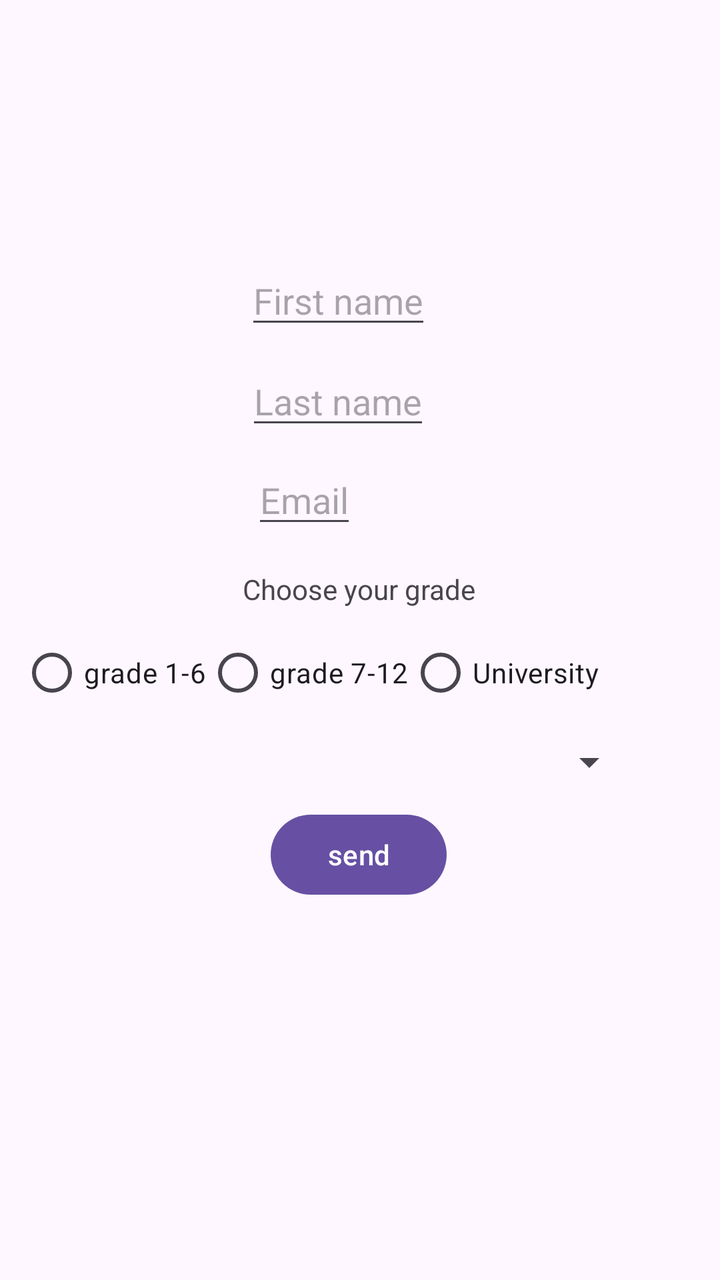
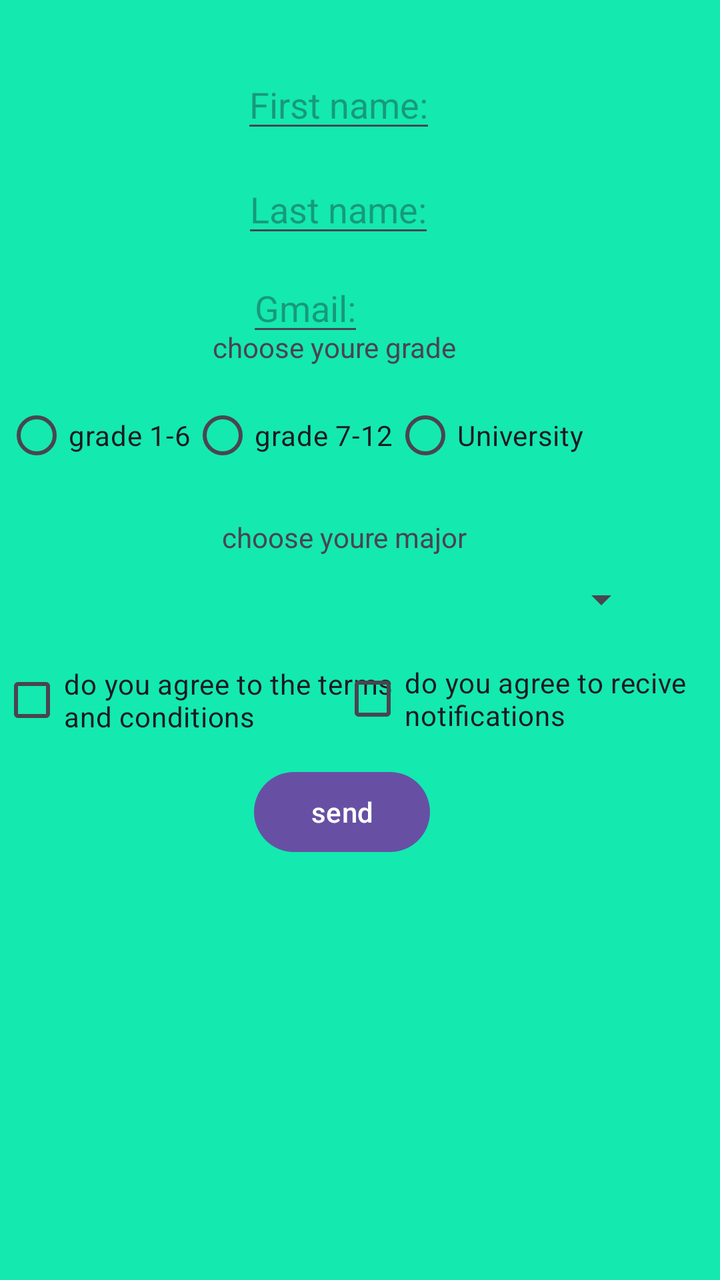

Screens rendered from an Android XML layout before and after an edit, with the pre-edit source and the edit as a unified diff.
<!-- AndroidManifest.xml: application theme Theme.MyApplication -->
<!-- res/layout/activity_main.xml -->
<?xml version="1.0" encoding="utf-8"?>
<androidx.constraintlayout.widget.ConstraintLayout xmlns:android="http://schemas.android.com/apk/res/android"
    xmlns:app="http://schemas.android.com/apk/res-auto"
    xmlns:tools="http://schemas.android.com/tools"
    android:id="@+id/main"
    android:layout_width="match_parent"
    android:layout_height="match_parent"
    tools:context=".MainActivity">


    <Button
        android:id="@+id/buttonRegister"
        android:layout_width="wrap_content"
        android:layout_height="wrap_content"
        android:layout_marginBottom="108dp"
        android:text="send"
        app:layout_constraintBottom_toBottomOf="parent"
        app:layout_constraintEnd_toEndOf="parent"
        app:layout_constraintHorizontal_bias="0.498"
        app:layout_constraintStart_toStartOf="parent"
        app:layout_constraintTop_toTopOf="parent"
        app:layout_constraintVertical_bias="0.833" />

    <EditText
        android:id="@+id/firstName"
        android:layout_width="wrap_content"
        android:layout_height="wrap_content"
        android:layout_marginTop="128dp"
        android:hint="First name"
        app:layout_constraintBottom_toTopOf="@+id/buttonRegister"
        app:layout_constraintEnd_toEndOf="parent"
        app:layout_constraintHorizontal_bias="0.46"
        app:layout_constraintStart_toStartOf="parent"
        app:layout_constraintTop_toTopOf="parent"
        app:layout_constraintVertical_bias="0.0" />

    <EditText
        android:id="@+id/lastName"
        android:layout_width="wrap_content"
        android:layout_height="wrap_content"
        android:hint="Last name"
        app:layout_constraintBottom_toBottomOf="parent"
        app:layout_constraintEnd_toEndOf="parent"
        app:layout_constraintHorizontal_bias="0.459"
        app:layout_constraintStart_toStartOf="parent"
        app:layout_constraintTop_toBottomOf="@+id/firstName"
        app:layout_constraintVertical_bias="0.021" />

    <EditText
        android:id="@+id/email"
        android:layout_width="wrap_content"
        android:layout_height="wrap_content"
        android:layout_marginTop="8dp"
        android:hint="Email"
        app:layout_constraintEnd_toEndOf="parent"
        app:layout_constraintHorizontal_bias="0.409"
        app:layout_constraintStart_toStartOf="parent"
        app:layout_constraintTop_toBottomOf="@+id/lastName" />

    <TextView
        android:id="@+id/studentCard"
        android:layout_width="wrap_content"
        android:layout_height="wrap_content"
        android:layout_marginBottom="124dp"
        android:text="TextView"
        android:visibility="gone"
        app:layout_constraintBottom_toBottomOf="parent"
        app:layout_constraintEnd_toEndOf="parent"
        app:layout_constraintStart_toStartOf="parent"
        app:layout_constraintTop_toBottomOf="@+id/buttonRegister" />


    <RadioGroup
        android:id="@+id/radioGroup"
        android:layout_width="339dp"
        android:layout_height="48dp"
        android:orientation="horizontal"
        app:layout_constraintBottom_toTopOf="@+id/buttonRegister"
        app:layout_constraintEnd_toEndOf="@id/buttonRegister"
        app:layout_constraintStart_toStartOf="@id/buttonRegister"
        app:layout_constraintTop_toBottomOf="@+id/email">

        <RadioButton
            android:id="@+id/radioButton3"
            android:layout_width="wrap_content"
            android:layout_height="wrap_content"
            android:text="grade 1-6" />

        <RadioButton
            android:id="@+id/radioButton2"
            android:layout_width="wrap_content"
            android:layout_height="wrap_content"
            android:text="grade 7-12" />

        <RadioButton
            android:id="@+id/radioButton"
            android:layout_width="wrap_content"
            android:layout_height="wrap_content"
            android:text="University" />
    </RadioGroup>

    <TextView
        android:id="@+id/ChooseGrade"
        android:layout_width="wrap_content"
        android:layout_height="wrap_content"
        android:text="Choose your grade"
        app:layout_constraintBottom_toBottomOf="parent"
        app:layout_constraintEnd_toEndOf="parent"
        app:layout_constraintHorizontal_bias="0.498"
        app:layout_constraintStart_toStartOf="parent"
        app:layout_constraintTop_toTopOf="parent"
        app:layout_constraintVertical_bias="0.459" />

    <Spinner
        android:id="@+id/spinner"
        android:layout_width="289dp"
        android:layout_height="27dp"
        app:layout_constraintBottom_toBottomOf="parent"
        app:layout_constraintEnd_toEndOf="parent"
        app:layout_constraintHorizontal_bias="0.418"
        app:layout_constraintStart_toStartOf="parent"
        app:layout_constraintTop_toTopOf="parent"
        app:layout_constraintVertical_bias="0.6" />

</androidx.constraintlayout.widget.ConstraintLayout>
<!-- resources referenced by this layout -->
<resources>
  <style name="Theme.MyApplication" parent="Base.Theme.MyApplication" />
  <style name="Base.Theme.MyApplication" parent="Theme.Material3.DayNight.NoActionBar">
          
          
      </style>
</resources>

<!-- the commit's change to res/layout/activity_main.xml (unified diff, before → after) -->
@@ -5,6 +5,7 @@
     android:id="@+id/main"
     android:layout_width="match_parent"
     android:layout_height="match_parent"
+    android:background="#14E9B0"
     tools:context=".MainActivity">
 
 
@@ -13,20 +14,20 @@
         android:layout_width="wrap_content"
         android:layout_height="wrap_content"
         android:layout_marginBottom="108dp"
-        android:text="send"
+        android:text="@string/send"
         app:layout_constraintBottom_toBottomOf="parent"
         app:layout_constraintEnd_toEndOf="parent"
-        app:layout_constraintHorizontal_bias="0.498"
+        app:layout_constraintHorizontal_bias="0.467"
         app:layout_constraintStart_toStartOf="parent"
         app:layout_constraintTop_toTopOf="parent"
-        app:layout_constraintVertical_bias="0.833" />
+        app:layout_constraintVertical_bias="0.789" />
 
     <EditText
         android:id="@+id/firstName"
         android:layout_width="wrap_content"
         android:layout_height="wrap_content"
-        android:layout_marginTop="128dp"
-        android:hint="First name"
+        android:layout_marginTop="30dp"
+        android:hint="@string/first_name"
         app:layout_constraintBottom_toTopOf="@+id/buttonRegister"
         app:layout_constraintEnd_toEndOf="parent"
         app:layout_constraintHorizontal_bias="0.46"
@@ -38,7 +39,7 @@
         android:id="@+id/lastName"
         android:layout_width="wrap_content"
         android:layout_height="wrap_content"
-        android:hint="Last name"
+        android:hint="@string/last_name"
         app:layout_constraintBottom_toBottomOf="parent"
         app:layout_constraintEnd_toEndOf="parent"
         app:layout_constraintHorizontal_bias="0.459"
@@ -51,7 +52,7 @@
         android:layout_width="wrap_content"
         android:layout_height="wrap_content"
         android:layout_marginTop="8dp"
-        android:hint="Email"
+        android:hint="@string/gmail"
         app:layout_constraintEnd_toEndOf="parent"
         app:layout_constraintHorizontal_bias="0.409"
         app:layout_constraintStart_toStartOf="parent"
@@ -77,39 +78,41 @@
         android:orientation="horizontal"
         app:layout_constraintBottom_toTopOf="@+id/buttonRegister"
         app:layout_constraintEnd_toEndOf="@id/buttonRegister"
+        app:layout_constraintHorizontal_bias="0.498"
         app:layout_constraintStart_toStartOf="@id/buttonRegister"
-        app:layout_constraintTop_toBottomOf="@+id/email">
+        app:layout_constraintTop_toBottomOf="@+id/email"
+        app:layout_constraintVertical_bias="0.128">
 
         <RadioButton
             android:id="@+id/radioButton3"
             android:layout_width="wrap_content"
             android:layout_height="wrap_content"
-            android:text="grade 1-6" />
+            android:text="@string/grade_1_6" />
 
         <RadioButton
             android:id="@+id/radioButton2"
             android:layout_width="wrap_content"
             android:layout_height="wrap_content"
-            android:text="grade 7-12" />
+            android:text="@string/grade_7_12" />
 
         <RadioButton
             android:id="@+id/radioButton"
             android:layout_width="wrap_content"
             android:layout_height="wrap_content"
-            android:text="University" />
+            android:text="@string/university" />
     </RadioGroup>
 
     <TextView
         android:id="@+id/ChooseGrade"
         android:layout_width="wrap_content"
         android:layout_height="wrap_content"
-        android:text="Choose your grade"
+        android:text="@string/choose_youre_grade"
         app:layout_constraintBottom_toBottomOf="parent"
         app:layout_constraintEnd_toEndOf="parent"
-        app:layout_constraintHorizontal_bias="0.498"
+        app:layout_constraintHorizontal_bias="0.447"
         app:layout_constraintStart_toStartOf="parent"
         app:layout_constraintTop_toTopOf="parent"
-        app:layout_constraintVertical_bias="0.459" />
+        app:layout_constraintVertical_bias="0.264" />
 
     <Spinner
         android:id="@+id/spinner"
@@ -117,9 +120,44 @@
         android:layout_height="27dp"
         app:layout_constraintBottom_toBottomOf="parent"
         app:layout_constraintEnd_toEndOf="parent"
-        app:layout_constraintHorizontal_bias="0.418"
         app:layout_constraintStart_toStartOf="parent"
         app:layout_constraintTop_toTopOf="parent"
-        app:layout_constraintVertical_bias="0.6" />
+        app:layout_constraintVertical_bias="0.467" />
+
+    <CheckBox
+        android:id="@+id/checkBox"
+        android:layout_width="215dp"
+        android:layout_height="37dp"
+        android:text="@string/terms_text"
+        app:layout_constraintBottom_toBottomOf="parent"
+        app:layout_constraintEnd_toEndOf="parent"
+        app:layout_constraintHorizontal_bias="0.0"
+        app:layout_constraintStart_toStartOf="parent"
+        app:layout_constraintTop_toTopOf="parent"
+        app:layout_constraintVertical_bias="0.55" />
+
+    <CheckBox
+        android:id="@+id/checkBox2"
+        android:layout_width="177dp"
+        android:layout_height="38dp"
+        android:text="@string/notifications_text"
+        app:layout_constraintBottom_toBottomOf="parent"
+        app:layout_constraintEnd_toEndOf="parent"
+        app:layout_constraintHorizontal_bias="0.931"
+        app:layout_constraintStart_toStartOf="parent"
+        app:layout_constraintTop_toTopOf="parent"
+        app:layout_constraintVertical_bias="0.549" />
+
+    <TextView
+        android:id="@+id/textView2"
+        android:layout_width="wrap_content"
+        android:layout_height="wrap_content"
+        android:text="@string/choose_youre_major"
+        app:layout_constraintBottom_toBottomOf="parent"
+        app:layout_constraintEnd_toEndOf="parent"
+        app:layout_constraintHorizontal_bias="0.467"
+        app:layout_constraintStart_toStartOf="parent"
+        app:layout_constraintTop_toTopOf="parent"
+        app:layout_constraintVertical_bias="0.417" />
 
 </androidx.constraintlayout.widget.ConstraintLayout>
<!-- resource entries referenced after the edit -->
@@ -1,5 +1,16 @@
 <!-- resources referenced by this layout -->
 <resources>
+  <string name="choose_youre_grade">choose youre grade</string>
+  <string name="choose_youre_major">choose youre major</string>
+  <string name="first_name">First name:</string>
+  <string name="gmail">Gmail:</string>
+  <string name="grade_1_6">grade 1-6</string>
+  <string name="grade_7_12">grade 7-12</string>
+  <string name="last_name">Last name:</string>
+  <string name="notifications_text">do you agree to recive notifications</string>
+  <string name="send">send</string>
+  <string name="terms_text">do you agree to the terms and conditions</string>
+  <string name="university">University</string>
   <style name="Theme.MyApplication" parent="Base.Theme.MyApplication" />
   <style name="Base.Theme.MyApplication" parent="Theme.Material3.DayNight.NoActionBar">
           
